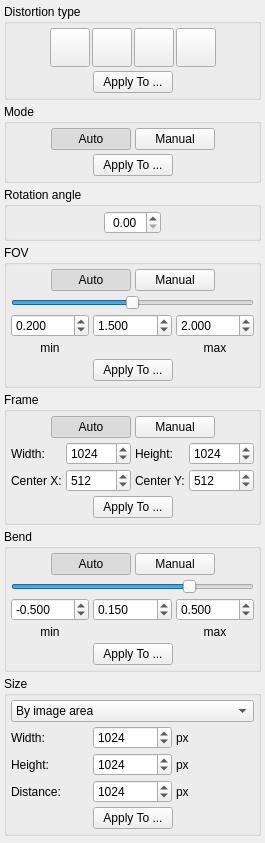
ImageProcessing-ElectronicPublications/scantailor-deviant, file src/core/filters/deskew/ui/DeskewOptionsWidget.ui: the form before one commit.
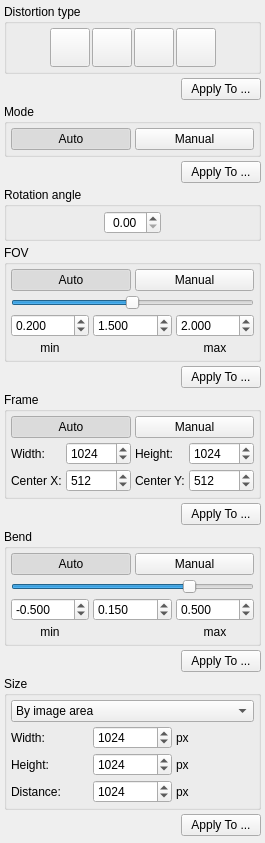
The form after the commit. Icons and pictures are not drawn.

Commit message: Deskew stage UI is unified with other stages

Patch:
```diff
--- a/src/core/filters/deskew/ui/DeskewOptionsWidget.ui
+++ b/src/core/filters/deskew/ui/DeskewOptionsWidget.ui
@@ -34,7 +34,7 @@
      <property name="title">
       <string>Distortion type</string>
      </property>
-     <layout class="QVBoxLayout" name="verticalLayout_2" stretch="0,0">
+     <layout class="QVBoxLayout" name="verticalLayout_2" stretch="0">
       <property name="spacing">
        <number>4</number>
       </property>
@@ -195,6 +195,9 @@
         </item>
        </layout>
       </item>
+     </layout>
+    </widget>
+   </item>
       <item>
        <layout class="QHBoxLayout" name="distortionTypeApplyHorizontalLayout">
         <item>
@@ -217,26 +220,28 @@
           </property>
          </widget>
         </item>
+    </layout>
+   </item>
         <item>
-         <spacer name="horizontalSpacerDistortionApplyRight">
-          <property name="orientation">
-           <enum>Qt::Horizontal</enum>
-          </property>
-          <property name="sizeHint" stdset="0">
-           <size>
-            <width>4</width>
-            <height>17</height>
-           </size>
-          </property>
-         </spacer>
-        </item>
-       </layout>
-      </item>
-     </layout>
-    </widget>
-   </item>
+    <widget class="QWidget" name="modePanel" native="true">
+     <layout class="QVBoxLayout" name="verticalLayout_6">
+      <property name="spacing">
+       <number>4</number>
+      </property>
+      <property name="leftMargin">
+       <number>0</number>
+      </property>
+      <property name="topMargin">
+       <number>0</number>
+      </property>
+      <property name="rightMargin">
+       <number>0</number>
+      </property>
+      <property name="bottomMargin">
+       <number>0</number>
+      </property>
    <item>
-    <widget class="QGroupBox" name="modePanel">
+       <widget class="QGroupBox" name="modeGroupGox">
      <property name="title">
       <string>Mode</string>
      </property>
@@ -258,23 +263,10 @@
       </property>
       <item>
        <layout class="QHBoxLayout" name="modeHorizontalLayout">
-        <item>
-         <spacer name="modeHorizontalSpacerLeft">
-          <property name="orientation">
-           <enum>Qt::Horizontal</enum>
-          </property>
-          <property name="sizeHint" stdset="0">
-           <size>
-            <width>4</width>
-            <height>20</height>
-           </size>
-          </property>
-         </spacer>
-        </item>
         <item>
          <widget class="QPushButton" name="modeAutoBtn">
           <property name="sizePolicy">
-           <sizepolicy hsizetype="Maximum" vsizetype="Fixed">
+              <sizepolicy hsizetype="MinimumExpanding" vsizetype="Fixed">
             <horstretch>0</horstretch>
             <verstretch>0</verstretch>
            </sizepolicy>
@@ -296,7 +288,7 @@
         <item>
          <widget class="QPushButton" name="modeManualBtn">
           <property name="sizePolicy">
-           <sizepolicy hsizetype="Maximum" vsizetype="Fixed">
+              <sizepolicy hsizetype="MinimumExpanding" vsizetype="Fixed">
             <horstretch>0</horstretch>
             <verstretch>0</verstretch>
            </sizepolicy>
@@ -315,20 +307,10 @@
           </property>
          </widget>
         </item>
-        <item>
-         <spacer name="modeHorizontalSpacerRight">
-          <property name="orientation">
-           <enum>Qt::Horizontal</enum>
-          </property>
-          <property name="sizeHint" stdset="0">
-           <size>
-            <width>4</width>
-            <height>20</height>
-           </size>
-          </property>
-         </spacer>
-        </item>
-       </layout>
+          </layout>
+         </item>
+        </layout>
+       </widget>
       </item>
       <item>
        <layout class="QHBoxLayout" name="modeApplyHorizontalLayout">
@@ -352,19 +334,6 @@
           </property>
          </widget>
         </item>
-        <item>
-         <spacer name="modeApplyHorizontalSpacerRight">
-          <property name="orientation">
-           <enum>Qt::Horizontal</enum>
-          </property>
-          <property name="sizeHint" stdset="0">
-           <size>
-            <width>4</width>
-            <height>20</height>
-           </size>
-          </property>
-         </spacer>
-        </item>
        </layout>
       </item>
      </layout>
@@ -431,7 +400,25 @@
     </widget>
    </item>
    <item>
-    <widget class="QGroupBox" name="fovPanel">
+    <widget class="QWidget" name="fovPanel" native="true">
+     <layout class="QVBoxLayout" name="verticalLayout_8">
+      <property name="spacing">
+       <number>4</number>
+      </property>
+      <property name="leftMargin">
+       <number>0</number>
+      </property>
+      <property name="topMargin">
+       <number>0</number>
+      </property>
+      <property name="rightMargin">
+       <number>0</number>
+      </property>
+      <property name="bottomMargin">
+       <number>0</number>
+      </property>
+      <item>
+       <widget class="QGroupBox" name="fovGroupBox">
      <property name="title">
       <string>FOV</string>
      </property>
@@ -453,21 +440,14 @@
       </property>
       <item>
        <layout class="QHBoxLayout" name="fovAutoManualHorizontalLayout">
-        <item>
-         <spacer name="fovAutoManualLeftHorizontalSpacer">
-          <property name="orientation">
-           <enum>Qt::Horizontal</enum>
-          </property>
-          <property name="sizeHint" stdset="0">
-           <size>
-            <width>4</width>
-            <height>20</height>
-           </size>
-          </property>
-         </spacer>
-        </item>
         <item>
          <widget class="QPushButton" name="fovAutoBtn">
+             <property name="sizePolicy">
+              <sizepolicy hsizetype="MinimumExpanding" vsizetype="Fixed">
+               <horstretch>0</horstretch>
+               <verstretch>0</verstretch>
+              </sizepolicy>
+             </property>
           <property name="text">
            <string>Auto</string>
           </property>
@@ -484,6 +464,12 @@
         </item>
         <item>
          <widget class="QPushButton" name="fovManualBtn">
+             <property name="sizePolicy">
+              <sizepolicy hsizetype="MinimumExpanding" vsizetype="Fixed">
+               <horstretch>0</horstretch>
+               <verstretch>0</verstretch>
+              </sizepolicy>
+             </property>
           <property name="text">
            <string>Manual</string>
           </property>
@@ -495,19 +481,6 @@
           </property>
          </widget>
         </item>
-        <item>
-         <spacer name="fovAutoManualRghtHorizontalSpacer">
-          <property name="orientation">
-           <enum>Qt::Horizontal</enum>
-          </property>
-          <property name="sizeHint" stdset="0">
-           <size>
-            <width>4</width>
-            <height>20</height>
-           </size>
-          </property>
-         </spacer>
-        </item>
        </layout>
       </item>
       <item>
@@ -604,6 +577,9 @@
         </item>
        </layout>
       </item>
+        </layout>
+       </widget>
+      </item>
       <item>
        <layout class="QHBoxLayout" name="fovApplyHorizontalLayout">
         <item>
@@ -626,26 +602,31 @@
           </property>
          </widget>
         </item>
-        <item>
-         <spacer name="fovApplyHorizontalSpacerRight">
-          <property name="orientation">
-           <enum>Qt::Horizontal</enum>
-          </property>
-          <property name="sizeHint" stdset="0">
-           <size>
-            <width>4</width>
-            <height>20</height>
-           </size>
-          </property>
-         </spacer>
-        </item>
        </layout>
       </item>
      </layout>
     </widget>
    </item>
    <item>
-    <widget class="QGroupBox" name="framePanel">
+    <widget class="QWidget" name="framePanel" native="true">
+     <layout class="QVBoxLayout" name="verticalLayout_10">
+      <property name="spacing">
+       <number>4</number>
+      </property>
+      <property name="leftMargin">
+       <number>0</number>
+      </property>
+      <property name="topMargin">
+       <number>0</number>
+      </property>
+      <property name="rightMargin">
+       <number>0</number>
+      </property>
+      <property name="bottomMargin">
+       <number>0</number>
+      </property>
+      <item>
+       <widget class="QGroupBox" name="frameGroupBox">
      <property name="title">
       <string>Frame</string>
      </property>
@@ -667,21 +648,14 @@
       </property>
       <item>
        <layout class="QHBoxLayout" name="frameAutoManualHorizontalLayout">
-        <item>
-         <spacer name="frameAutoManualLeftHorizontalSpacer">
-          <property name="orientation">
-           <enum>Qt::Horizontal</enum>
-          </property>
-          <property name="sizeHint" stdset="0">
-           <size>
-            <width>4</width>
-            <height>20</height>
-           </size>
-          </property>
-         </spacer>
-        </item>
         <item>
          <widget class="QPushButton" name="frameAutoBtn">
+             <property name="sizePolicy">
+              <sizepolicy hsizetype="MinimumExpanding" vsizetype="Fixed">
+               <horstretch>0</horstretch>
+               <verstretch>0</verstretch>
+              </sizepolicy>
+             </property>
           <property name="text">
            <string>Auto</string>
           </property>
@@ -698,6 +672,12 @@
         </item>
         <item>
          <widget class="QPushButton" name="frameManualBtn">
+             <property name="sizePolicy">
+              <sizepolicy hsizetype="MinimumExpanding" vsizetype="Fixed">
+               <horstretch>0</horstretch>
+               <verstretch>0</verstretch>
+              </sizepolicy>
+             </property>
           <property name="text">
            <string>Manual</string>
           </property>
@@ -709,19 +689,6 @@
           </property>
          </widget>
         </item>
-        <item>
-         <spacer name="frameAutoManualRghtHorizontalSpacer">
-          <property name="orientation">
-           <enum>Qt::Horizontal</enum>
-          </property>
-          <property name="sizeHint" stdset="0">
-           <size>
-            <width>4</width>
-            <height>20</height>
-           </size>
-          </property>
-         </spacer>
-        </item>
        </layout>
       </item>
       <item>
@@ -832,6 +799,9 @@
         </item>
        </layout>
       </item>
+        </layout>
+       </widget>
+      </item>
       <item>
        <layout class="QHBoxLayout" name="frameApplyHorizontalLayout">
         <item>
@@ -854,26 +824,31 @@
           </property>
          </widget>
         </item>
-        <item>
-         <spacer name="frameApplyHorizontalSpacerRight">
-          <property name="orientation">
-           <enum>Qt::Horizontal</enum>
-          </property>
-          <property name="sizeHint" stdset="0">
-           <size>
-            <width>4</width>
-            <height>20</height>
-           </size>
-          </property>
-         </spacer>
-        </item>
        </layout>
       </item>
      </layout>
     </widget>
    </item>
    <item>
-    <widget class="QGroupBox" name="bendPanel">
+    <widget class="QWidget" name="bendPanel" native="true">
+     <layout class="QVBoxLayout" name="verticalLayout_11">
+      <property name="spacing">
+       <number>4</number>
+      </property>
+      <property name="leftMargin">
+       <number>0</number>
+      </property>
+      <property name="topMargin">
+       <number>0</number>
+      </property>
+      <property name="rightMargin">
+       <number>0</number>
+      </property>
+      <property name="bottomMargin">
+       <number>0</number>
+      </property>
+      <item>
+       <widget class="QGroupBox" name="bendGroupBox">
      <property name="title">
       <string>Bend</string>
      </property>
@@ -895,21 +870,14 @@
       </property>
       <item>
        <layout class="QHBoxLayout" name="bendAutoManualHorizontalLayout">
-        <item>
-         <spacer name="bendAutoManualLeftHorizontalSpacer">
-          <property name="orientation">
-           <enum>Qt::Horizontal</enum>
-          </property>
-          <property name="sizeHint" stdset="0">
-           <size>
-            <width>4</width>
-            <height>20</height>
-           </size>
-          </property>
-         </spacer>
-        </item>
         <item>
          <widget class="QPushButton" name="bendAutoBtn">
+             <property name="sizePolicy">
+              <sizepolicy hsizetype="MinimumExpanding" vsizetype="Fixed">
+               <horstretch>0</horstretch>
+               <verstretch>0</verstretch>
+              </sizepolicy>
+             </property>
           <property name="text">
            <string>Auto</string>
           </property>
@@ -926,6 +894,12 @@
         </item>
         <item>
          <widget class="QPushButton" name="bendManualBtn">
+             <property name="sizePolicy">
+              <sizepolicy hsizetype="MinimumExpanding" vsizetype="Fixed">
+               <horstretch>0</horstretch>
+               <verstretch>0</verstretch>
+              </sizepolicy>
+             </property>
           <property name="text">
            <string>Manual</string>
           </property>
@@ -937,19 +911,6 @@
           </property>
          </widget>
         </item>
-        <item>
-         <spacer name="bendAutoManualRghtHorizontalSpacer">
-          <property name="orientation">
-           <enum>Qt::Horizontal</enum>
-          </property>
-          <property name="sizeHint" stdset="0">
-           <size>
-            <width>4</width>
-            <height>20</height>
-           </size>
-          </property>
-         </spacer>
-        </item>
        </layout>
       </item>
       <item>
@@ -1049,6 +1010,9 @@
         </item>
        </layout>
       </item>
+        </layout>
+       </widget>
+      </item>
       <item>
        <layout class="QHBoxLayout" name="bendApplyHorizontalLayout">
         <item>
@@ -1071,26 +1035,31 @@
           </property>
          </widget>
         </item>
-        <item>
-         <spacer name="bendApplyHorizontalSpacerRight">
-          <property name="orientation">
-           <enum>Qt::Horizontal</enum>
-          </property>
-          <property name="sizeHint" stdset="0">
-           <size>
-            <width>4</width>
-            <height>20</height>
-           </size>
-          </property>
-         </spacer>
-        </item>
        </layout>
       </item>
      </layout>
     </widget>
    </item>
    <item>
-    <widget class="QGroupBox" name="sizePanel">
+    <widget class="QWidget" name="sizePanel" native="true">
+     <layout class="QVBoxLayout" name="verticalLayout_12">
+      <property name="spacing">
+       <number>4</number>
+      </property>
+      <property name="leftMargin">
+       <number>0</number>
+      </property>
+      <property name="topMargin">
+       <number>0</number>
+      </property>
+      <property name="rightMargin">
+       <number>0</number>
+      </property>
+      <property name="bottomMargin">
+       <number>0</number>
+      </property>
+      <item>
+       <widget class="QGroupBox" name="sizeGroupBox">
      <property name="title">
       <string>Size</string>
      </property>
@@ -1228,6 +1197,9 @@
         </item>
        </layout>
       </item>
+        </layout>
+       </widget>
+      </item>
       <item>
        <layout class="QHBoxLayout" name="sizeApplyHorizontalLayout">
         <item>
@@ -1250,19 +1222,6 @@
           </property>
          </widget>
         </item>
-        <item>
-         <spacer name="sizeApplyHorizontalSpacerRight">
-          <property name="orientation">
-           <enum>Qt::Horizontal</enum>
-          </property>
-          <property name="sizeHint" stdset="0">
-           <size>
-            <width>4</width>
-            <height>20</height>
-           </size>
-          </property>
-         </spacer>
-        </item>
        </layout>
       </item>
      </layout>
```
Lines whose indentation alone changed are shown as unchanged.
